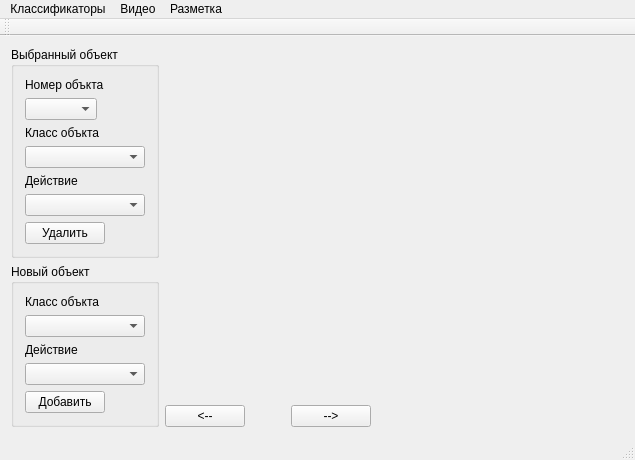
Fullback22/videoMarkup, file videoMarkup/ui/videoMarkup.ui: the form before one commit.
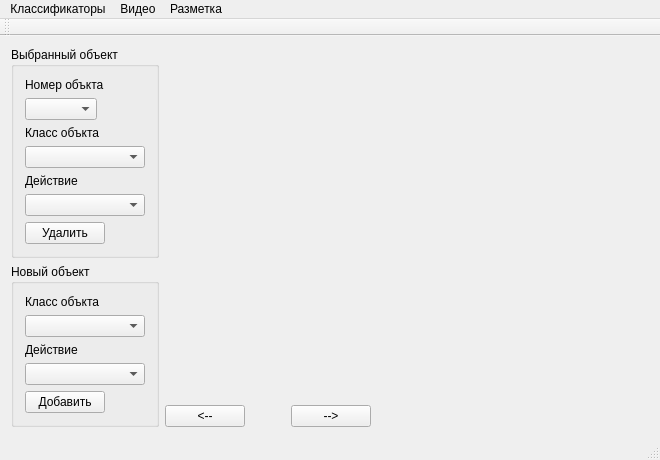
The form after the commit. Custom widgets are drawn as their Qt base class.

Patch:
```diff
--- a/videoMarkup/ui/videoMarkup.ui
+++ b/videoMarkup/ui/videoMarkup.ui
@@ -6,7 +6,7 @@
    <rect>
     <x>0</x>
     <y>0</y>
-    <width>635</width>
+    <width>660</width>
     <height>446</height>
    </rect>
   </property>
@@ -324,7 +324,7 @@
     <rect>
      <x>0</x>
      <y>0</y>
-     <width>635</width>
+     <width>660</width>
      <height>21</height>
     </rect>
    </property>
```
